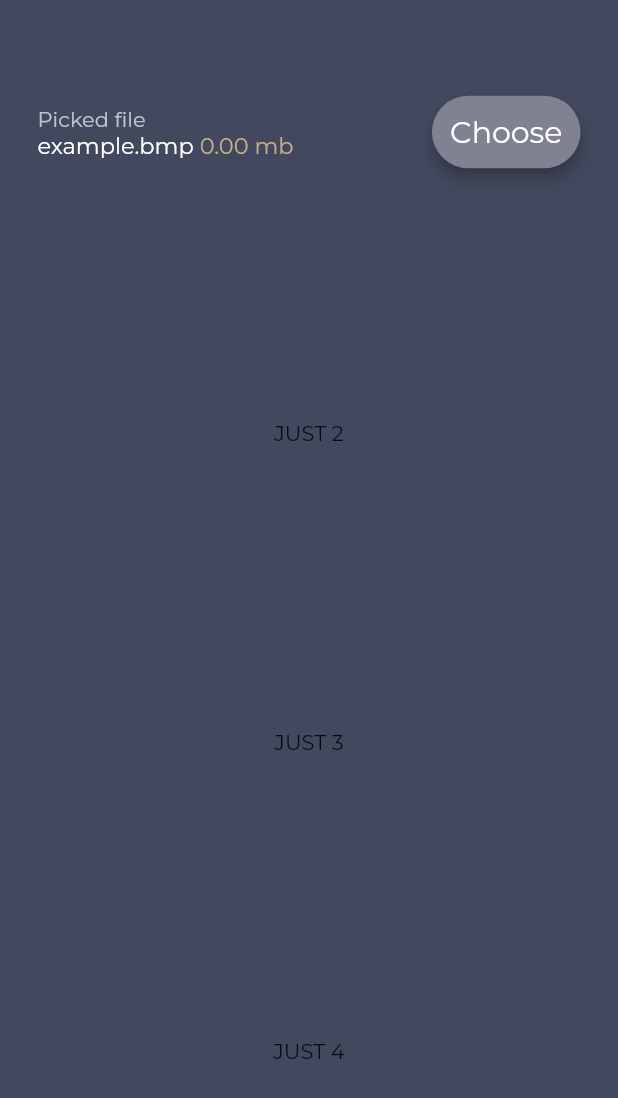
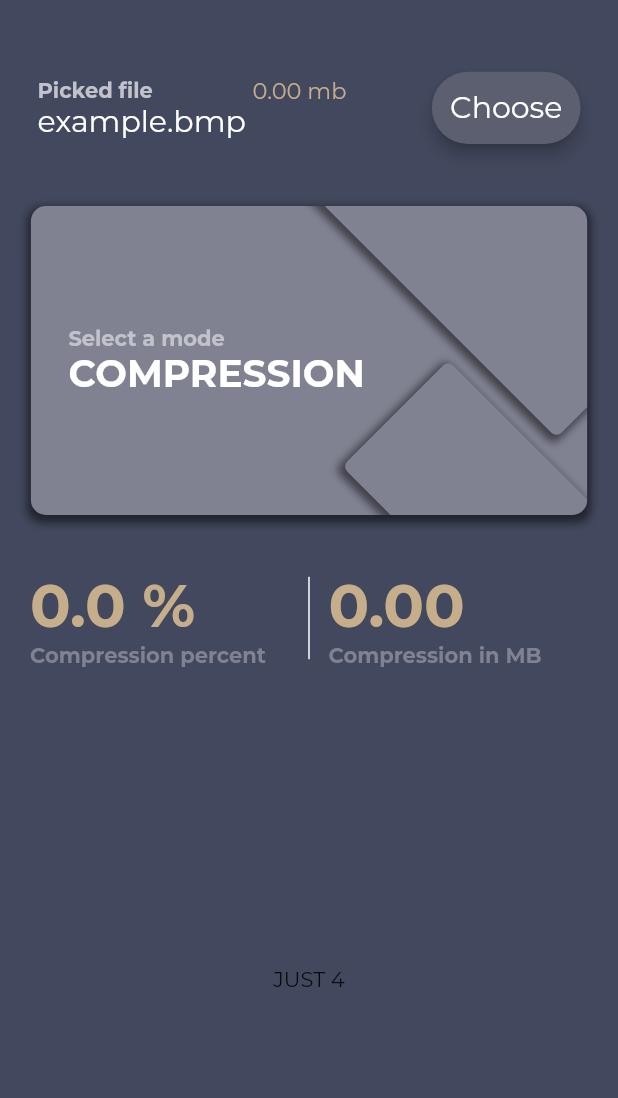
Before and after one commit to PepperoniOnzo/rle_compress, a Flutter app: the screen it shows after launch, after a tap on "Choose", on a phone screen of 412 x 824 dp. Shown: the top 1098 px of the screen. Run offline on Flutter 3.47's test engine with Material 2 defaults, Android fonts, the phone set to English and light mode, and no system bars; drawn by our look-alikes of flip_card; our stand-ins replace file_picker.

Commit message:
Main functional

```diff
--- a/lib/data/colors.dart
+++ b/lib/data/colors.dart
@@ -3,6 +3,7 @@ import 'package:flutter/material.dart';
 class ColorsData {
   static const Color backgroundPrimary = Color.fromARGB(255, 66, 72, 93);
   static const Color backgroundAdditional = Color.fromARGB(255, 128, 130, 146);
+  static const Color backgroundSecondPrimary = Color.fromARGB(255, 91, 95, 112);
 
   static const Color textPrimary = Colors.white;
   static const Color textAdditional = Color.fromARGB(255, 193, 194, 204);
--- a/lib/main.dart
+++ b/lib/main.dart
@@ -7,10 +7,8 @@ import 'package:rle_compress/view/view_rle.dart';
 
 void main() {
   WidgetsFlutterBinding.ensureInitialized();
-  SystemChrome.setEnabledSystemUIMode(SystemUiMode.manual,
-      overlays: [SystemUiOverlay.top]);
-  SystemChrome.setSystemUIOverlayStyle(
-      const SystemUiOverlayStyle(statusBarColor: Colors.transparent));
+  SystemChrome.setEnabledSystemUIMode(SystemUiMode.immersiveSticky);
+
 
   runApp(MultiProvider(
     providers: [
--- a/lib/screens/home_page.dart
+++ b/lib/screens/home_page.dart
@@ -10,9 +10,9 @@ class HomePage extends StatelessWidget {
       body: Column(
         children: const <Expanded>[
           Expanded(flex: 2, child: Center(child: FileChoose())),
-          Expanded(flex: 3, child: Center(child: Text('JUST 2'))),
-          Expanded(flex: 2, child: Center(child: Text('JUST 3'))),
-          Expanded(flex: 3, child: Center(child: Text('JUST 4'))),
+          Expanded(flex: 3, child: Center(child: MethodChoose())),
+          Expanded(flex: 2, child: Center(child: Stats())),
+          Expanded(flex: 5, child: Center(child: Text('JUST 4'))),
         ],
       ),
     );
--- a/lib/view/view_rle.dart
+++ b/lib/view/view_rle.dart
@@ -4,31 +4,58 @@ import 'dart:typed_data';
 import 'package:file_picker/file_picker.dart';
 import 'package:flutter/cupertino.dart';
 import 'package:flutter/services.dart';
+import 'package:rle_compress/data/rle_compressor.dart';
 
 class ViewRLE extends ChangeNotifier {
   String pickedFile = 'example.bmp', outFileExtension = 'bmp';
-  double sizeMb = 0.00;
-  bool _compress = true;
+  double sizeMbBefore = 0.00, sizeMbAfter = 0.00, percent = 0.0;
+  bool _compress = true, ready = false;
+  int bytesBefore = 0;
 
   Uint8List? fileBytes;
 
   Future getFile() async {
     FilePickerResult? result = await FilePicker.platform.pickFiles();
-
+    SystemChrome.setEnabledSystemUIMode(SystemUiMode.immersiveSticky);
     if (result != null) {
       fileBytes =
           await File(result.files.single.path!).readAsBytes().then((value) {
-        sizeMb = value.length / 1024 / 1024;
+        sizeMbBefore = value.length / 1024 / 1024;
         pickedFile = result.paths.single!.split('/').last;
         outFileExtension = pickedFile.split('.').last;
-        SystemChrome.setEnabledSystemUIMode(SystemUiMode.manual,
-            overlays: [SystemUiOverlay.top]);
+        ready = true;
+        bytesBefore = value.length;
+        return value;
       });
+
       notifyListeners();
     }
   }
 
-  void compressTime() => _compress = true;
-  void deCompressTime() => _compress = false;
+  Future<void> RLE() async {
+    if (_compress) {
+      fileBytes = CompressionRLE.compression(fileBytes!);
+      sizeMbAfter = fileBytes!.length / 1024 / 1024;
+      percent = (bytesBefore - fileBytes!.length) / (bytesBefore / 100);
+    } else {
+      fileBytes = CompressionRLE.decompression(fileBytes!);
+      sizeMbAfter = fileBytes!.length / 1024 / 1024;
+      percent = (bytesBefore - fileBytes!.length) / (bytesBefore / 100);
+    }
+    SystemChrome.setEnabledSystemUIMode(SystemUiMode.immersiveSticky);
 
+    await Future.delayed(const Duration(seconds: 2)).then((value) async {
+      String? selectedDirectory = await FilePicker.platform.getDirectoryPath();
+      if (selectedDirectory != null) {
+        File(selectedDirectory + '/out_' + pickedFile).writeAsBytes(fileBytes!);
+      }
+      ready = false;
+      notifyListeners();
+    });
+  }
+
+  void changeCompress() {
+    _compress = !_compress;
+    notifyListeners();
+  }
 }
--- /dev/null
+++ b/lib/widgets/card_title.dart
@@ -0,0 +1,101 @@
+import 'package:flutter/material.dart';
+
+import '../data/colors.dart';
+
+class CardTitle extends StatelessWidget {
+  const CardTitle({Key? key, required this.title}) : super(key: key);
+  final String title;
+
+  @override
+  Widget build(BuildContext context) {
+    return Container(
+      margin: EdgeInsets.symmetric(
+          horizontal: MediaQuery.of(context).size.width * 0.05),
+      decoration: BoxDecoration(
+        color: ColorsData.backgroundAdditional,
+        borderRadius: BorderRadius.circular(10),
+        boxShadow: [
+          BoxShadow(
+            color: Colors.black.withOpacity(0.5),
+            spreadRadius: 2,
+            blurRadius: 4,
+            offset: const Offset(0, 3),
+          ),
+        ],
+      ),
+      child: ClipRRect(
+        borderRadius: BorderRadius.circular(10),
+        child: Stack(clipBehavior: Clip.antiAlias, children: [
+          Align(
+            alignment: const Alignment(2.0, -2.0),
+            child: RotationTransition(
+              turns: const AlwaysStoppedAnimation(45 / 360),
+              child: Container(
+                  constraints: const BoxConstraints(
+                    maxHeight: 125,
+                    maxWidth: 250,
+                  ),
+                  decoration: BoxDecoration(
+                    color: ColorsData.backgroundAdditional,
+                    borderRadius: BorderRadius.circular(5),
+                    boxShadow: [
+                      BoxShadow(
+                        color: Colors.black.withOpacity(0.5),
+                        spreadRadius: 2,
+                        blurRadius: 4,
+                        offset: const Offset(0, 3),
+                      ),
+                    ],
+                  )),
+            ),
+          ),
+          Align(
+            alignment: const Alignment(1.5, 2.0),
+            child: RotationTransition(
+              turns: const AlwaysStoppedAnimation(45 / 360),
+              child: Container(
+                  constraints: const BoxConstraints(
+                    maxHeight: 100,
+                    maxWidth: 200,
+                  ),
+                  decoration: BoxDecoration(
+                    color: ColorsData.backgroundAdditional,
+                    borderRadius: BorderRadius.circular(5),
+                    boxShadow: [
+                      BoxShadow(
+                        color: Colors.black.withOpacity(0.5),
+                        spreadRadius: 2,
+                        blurRadius: 4,
+                        offset: const Offset(0, 3),
+                      ),
+                    ],
+                  )),
+            ),
+          ),
+          Container(
+            margin: const EdgeInsets.only(left: 25),
+            child: Column(
+              mainAxisAlignment: MainAxisAlignment.center,
+              crossAxisAlignment: CrossAxisAlignment.start,
+              children: [
+                const Text(
+                  "Select a mode",
+                  style: TextStyle(
+                      color: ColorsData.textAdditional,
+                      fontWeight: FontWeight.bold),
+                ),
+                Text(
+                  title,
+                  style: const TextStyle(
+                      color: ColorsData.textPrimary,
+                      fontSize: 25,
+                      fontWeight: FontWeight.bold),
+                )
+              ],
+            ),
+          )
+        ]),
+      ),
+    );
+  }
+}
--- a/lib/widgets/file_choose.dart
+++ b/lib/widgets/file_choose.dart
@@ -10,7 +10,7 @@ class FileChoose extends StatelessWidget {
   Widget build(BuildContext context) {
     return Container(
       margin: EdgeInsets.fromLTRB(
-          25, MediaQuery.of(context).size.height * 0.05, 25, 30),
+          25, MediaQuery.of(context).size.height * 0.02, 25, 10),
       child: Row(
         mainAxisAlignment: MainAxisAlignment.spaceBetween,
         children: <Widget>[
@@ -21,27 +21,29 @@ class FileChoose extends StatelessWidget {
               crossAxisAlignment: CrossAxisAlignment.start,
               mainAxisAlignment: MainAxisAlignment.center,
               children: <Widget>[
-                const Text(
-                  "Picked file",
-                  style: TextStyle(
-                    color: ColorsData.textAdditional,
-                  ),
-                ),
                 Row(
+                  mainAxisAlignment: MainAxisAlignment.spaceBetween,
                   children: [
-                    Flexible(
-                      child: Text(context.watch<ViewRLE>().pickedFile,
-                          overflow: TextOverflow.ellipsis,
-                          style: TextStyle(
-                              color: ColorsData.textPrimary, fontSize: 15)),
+                    const Text(
+                      "Picked file",
+                      style: TextStyle(
+                        color: ColorsData.textAdditional,
+                        fontWeight: FontWeight.bold,
+                      ),
                     ),
                     Text(
                         ' ' +
-                            context.watch<ViewRLE>().sizeMb.toStringAsFixed(2) +
+                            context.watch<ViewRLE>().sizeMbBefore.toStringAsFixed(2) +
                             ' mb',
-                        style:
-                            TextStyle(color: ColorsData.textGold, fontSize: 15))
+                        style: const TextStyle(
+                            color: ColorsData.textGold, fontSize: 15))
                   ],
+                ),
+                Flexible(
+                  child: Text(context.watch<ViewRLE>().pickedFile,
+                      overflow: TextOverflow.ellipsis,
+                      style: const TextStyle(
+                          color: ColorsData.textPrimary, fontSize: 20)),
                 )
               ],
             ),
@@ -53,7 +55,7 @@ class FileChoose extends StatelessWidget {
               style: ElevatedButton.styleFrom(
                 shadowColor: Colors.black,
                 elevation: 4.0,
-                primary: ColorsData.backgroundAdditional,
+                primary: ColorsData.backgroundSecondPrimary,
                 onPrimary: ColorsData.textPrimary,
                 shape: RoundedRectangleBorder(
                   borderRadius: BorderRadius.circular(30.0),
--- a/lib/widgets/method_choose.dart
+++ b/lib/widgets/method_choose.dart
@@ -1,10 +1,20 @@
+import 'package:flip_card/flip_card.dart';
 import 'package:flutter/material.dart';
+import 'package:provider/provider.dart';
+import 'package:rle_compress/view/view_rle.dart';
+import 'package:rle_compress/widgets/widgets.dart';
 
 class MethodChoose extends StatelessWidget {
   const MethodChoose({Key? key}) : super(key: key);
 
   @override
   Widget build(BuildContext context) {
-    return Container();
+    return FlipCard(
+        onFlipDone: ((isFront) {
+          context.read<ViewRLE>().changeCompress();
+        }),
+        direction: FlipDirection.VERTICAL,
+        front: CardTitle(title: 'COMPRESSION'),
+        back: CardTitle(title: 'DECOMPRESSION'));
   }
 }
--- /dev/null
+++ b/lib/widgets/stats/act_but.dart
@@ -0,0 +1,58 @@
+import 'package:flutter/material.dart';
+import 'package:provider/provider.dart';
+import 'package:rle_compress/data/colors.dart';
+import 'package:rle_compress/view/view_rle.dart';
+
+class ActionWidget extends StatefulWidget {
+  const ActionWidget({Key? key}) : super(key: key);
+
+  @override
+  State<ActionWidget> createState() => _ActionWidgetState();
+}
+
+class _ActionWidgetState extends State<ActionWidget> {
+  bool presed = false;
+  @override
+  Widget build(BuildContext context) {
+    return AnimatedSwitcher(
+        duration: const Duration(milliseconds: 500),
+        child: presed
+            ? FutureBuilder(
+                future: context.read<ViewRLE>().RLE(),
+                builder: (context, snapshot) {
+                  if (snapshot.connectionState == ConnectionState.done) {
+                    return Container();
+                  } else {
+                    return const Center(
+                      child: CircularProgressIndicator(
+                        valueColor: AlwaysStoppedAnimation<Color>(
+                            ColorsData.textPrimary),
+                      ),
+                    );
+                  }
+                })
+            : TextButton(
+                onPressed: () {
+                  setState(() {
+                    presed = true;
+                  });
+                },
+                style: ElevatedButton.styleFrom(
+                  shadowColor: Colors.black,
+                  elevation: 4.0,
+                  primary: ColorsData.backgroundSecondPrimary,
+                  onPrimary: ColorsData.textPrimary,
+                  shape: RoundedRectangleBorder(
+                    borderRadius: BorderRadius.circular(30.0),
+                  ),
+                ),
+                child: Container(
+                  padding:
+                      EdgeInsets.all(MediaQuery.of(context).size.width * 0.05),
+                  child: const Text(
+                    'START RLE',
+                    style: TextStyle(fontSize: 20),
+                  ),
+                )));
+  }
+}
--- /dev/null
+++ b/lib/widgets/stats/right_info.dart
@@ -0,0 +1,72 @@
+import 'package:flutter/material.dart';
+import 'package:provider/provider.dart';
+import 'package:rle_compress/data/colors.dart';
+
+import '../../view/view_rle.dart';
+
+class RightInfo extends StatelessWidget {
+  const RightInfo({Key? key}) : super(key: key);
+
+  @override
+  Widget build(BuildContext context) {
+    return Container(
+      margin: EdgeInsets.symmetric(horizontal: 20),
+      child: Row(
+        mainAxisAlignment: MainAxisAlignment.spaceBetween,
+        children: <Widget>[
+          Container(
+            constraints: BoxConstraints(
+                minWidth: MediaQuery.of(context).size.width * 0.42),
+            child: Column(
+              crossAxisAlignment: CrossAxisAlignment.start,
+              mainAxisAlignment: MainAxisAlignment.center,
+              children: [
+                Text(context.read<ViewRLE>().percent.toStringAsFixed(1) + ' %',
+                    style: const TextStyle(
+                        fontSize: 40,
+                        fontWeight: FontWeight.bold,
+                        color: ColorsData.textGold)),
+                const Text(
+                  'Compression percent',
+                  style: TextStyle(
+                      color: ColorsData.backgroundAdditional,
+                      fontWeight: FontWeight.bold),
+                )
+              ],
+            ),
+          ),
+          VerticalDivider(
+            color: ColorsData.textPrimary,
+            thickness: 1,
+            endIndent: MediaQuery.of(context).size.height * 0.05,
+            indent: MediaQuery.of(context).size.height * 0.05,
+          ),
+          Container(
+            constraints: BoxConstraints(
+                minWidth: MediaQuery.of(context).size.width * 0.42),
+            child: Column(
+              crossAxisAlignment: CrossAxisAlignment.start,
+              mainAxisAlignment: MainAxisAlignment.center,
+              children: [
+                Text(
+                    (context.read<ViewRLE>().sizeMbBefore -
+                            context.read<ViewRLE>().sizeMbAfter)
+                        .toStringAsFixed(2),
+                    style: const TextStyle(
+                        fontSize: 40,
+                        fontWeight: FontWeight.bold,
+                        color: ColorsData.textGold)),
+                const Text(
+                  'Compression in MB',
+                  style: TextStyle(
+                      color: ColorsData.backgroundAdditional,
+                      fontWeight: FontWeight.bold),
+                )
+              ],
+            ),
+          ),
+        ],
+      ),
+    );
+  }
+}
--- /dev/null
+++ b/lib/widgets/stats/stats.dart
@@ -0,0 +1,16 @@
+import 'package:flutter/material.dart';
+import 'package:provider/provider.dart';
+import 'package:rle_compress/view/view_rle.dart';
+import 'package:rle_compress/widgets/stats/act_but.dart';
+import 'package:rle_compress/widgets/stats/right_info.dart';
+
+class Stats extends StatelessWidget {
+  const Stats({Key? key}) : super(key: key);
+
+  @override
+  Widget build(BuildContext context) {
+    return AnimatedSwitcher(
+        duration: const Duration(milliseconds: 500),
+        child: context.watch<ViewRLE>().ready ? ActionWidget() : RightInfo());
+  }
+}
--- a/lib/widgets/widgets.dart
+++ b/lib/widgets/widgets.dart
@@ -1 +1,4 @@
 export 'file_choose.dart';
+export 'method_choose.dart';
+export 'card_title.dart';
+export 'stats/stats.dart';
--- a/pubspec.yaml
+++ b/pubspec.yaml
@@ -36,6 +36,7 @@ dependencies:
   cupertino_icons: ^1.0.2
   provider: ^6.0.3
   file_picker: ^4.6.1
+  flip_card: ^0.6.0
 
 dev_dependencies:
   flutter_test:
```
Also changed, not shown: pubspec.lock, 2 other files.
